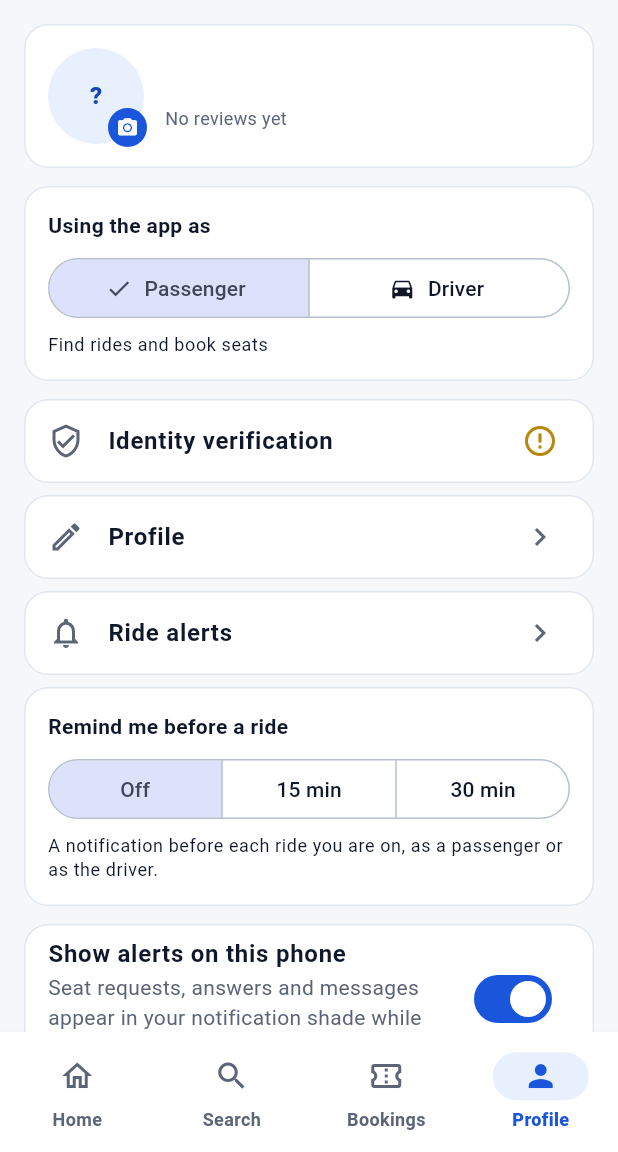
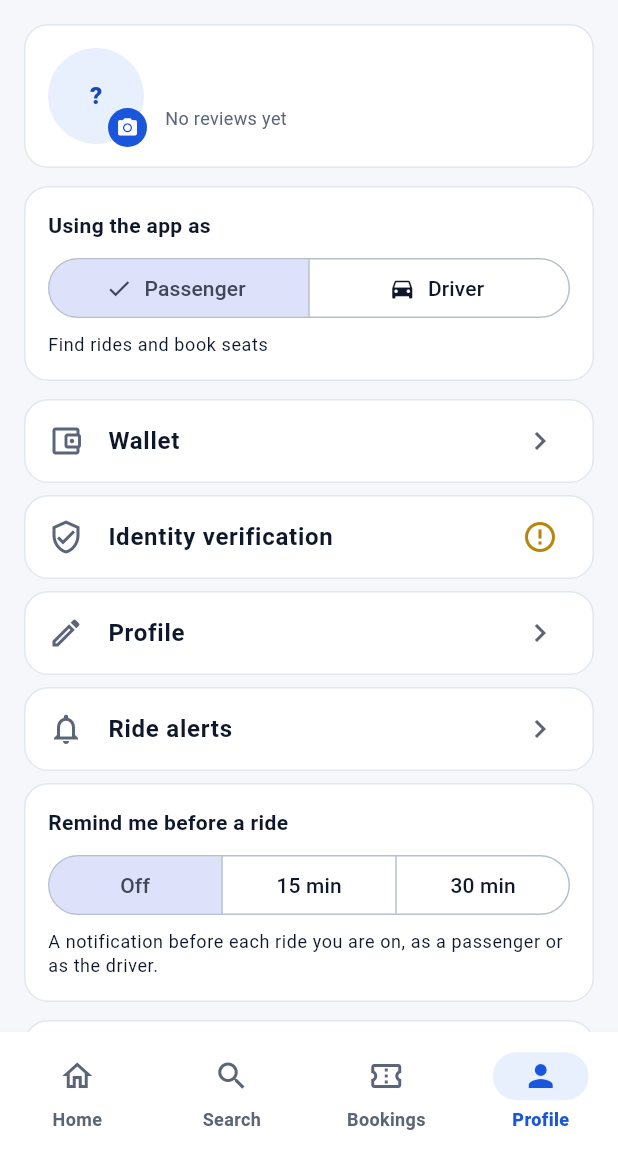
Before and after one commit to MohammedBr0/mon-customer, a Flutter app: the HomeShell screen opened directly, item 4 of the bottom bar chosen, on a phone screen of 412 x 824 dp, the part 84-1236 px from its top. Run offline on Flutter 3.47's test engine with Material 3 defaults, Android fonts, the phone set to English and light mode, and no system bars; our stand-ins replace flutter_local_notifications, flutter_secure_storage, geolocator, google_maps_flutter, image_picker, timezone; accounts and stored records are empty; network calls fail.

```diff
--- a/mobile/lib/core/api.dart
+++ b/mobile/lib/core/api.dart
@@ -150,9 +150,9 @@ class Api {
     return (made: parse(data['made']), received: parse(data['received']));
   }
 
-  Future<Booking> book(int tripId, {required int seats, List<String> days = const [], String? note, Place? pickup}) async {
+  Future<Booking> book(int tripId, {required int seats, List<String> days = const [], String? note, Place? pickup, String paymentMethod = 'cash'}) async {
     final data = await _send('POST', '/itineraries/$tripId/bookings', body: {
-      'booking': {'seats': seats, if (days.isNotEmpty) 'ride_dates': days, if (note != null && note.isNotEmpty) 'note': note, if (pickup != null) 'pickup': {'lat': pickup.lat, 'lng': pickup.lng, 'label': pickup.name}}
+      'booking': {'payment_method': paymentMethod, 'seats': seats, if (days.isNotEmpty) 'ride_dates': days, if (note != null && note.isNotEmpty) 'note': note, if (pickup != null) 'pickup': {'lat': pickup.lat, 'lng': pickup.lng, 'label': pickup.name}}
     });
     return Booking.fromJson(Map<String, dynamic>.from(data['booking'] as Map));
   }
@@ -163,6 +163,8 @@ class Api {
   Future<Booking> confirm(int id) => _bookingAction(id, 'confirm');
   Future<Booking> decline(int id) => _bookingAction(id, 'decline');
   Future<Booking> cancelBooking(int id) => _bookingAction(id, 'cancel');
+  /// The passenger says the ride went well, which pays the driver straight away.
+  Future<Booking> completeRide(int id) => _bookingAction(id, 'complete');
   Future<Booking> skipDate(int id, String isoDay) => _bookingAction(id, 'skip_date', {'date': isoDay});
 
   Future<void> review(int bookingId, int rating, String comment) =>
@@ -275,4 +277,24 @@ class Api {
   Future<void> sendLocation(int id, double lat, double lng, {double? heading}) => _send('POST', '/itineraries/$id/location', body: {'lat': lat, 'lng': lng, 'heading': ?heading});
   Future<LiveState> finishTrip(int id) async => _live(await _send('POST', '/itineraries/$id/finish'));
   Future<LiveState> liveTrip(int id) async => _live(await _send('GET', '/itineraries/$id/live'));
+
+  // ---- wallet ----
+  Future<({WalletBalance balance, List<WalletEntry> entries, List<Withdrawal> withdrawals, bool last})> wallet({int page = 1}) async {
+    final data = await _send('GET', '/wallet', query: {'page': page});
+    return (
+      balance: WalletBalance.fromJson(Map<String, dynamic>.from(data['wallet'] as Map)),
+      entries: [for (final e in (data['entries'] as List? ?? const [])) WalletEntry.fromJson(Map<String, dynamic>.from(e as Map))],
+      withdrawals: [for (final w in (data['withdrawals'] as List? ?? const [])) Withdrawal.fromJson(Map<String, dynamic>.from(w as Map))],
+      last: (data['meta'] as Map?)?['last'] != false,
+    );
+  }
+
+  /// Starts a top-up: the payment provider sends a PIN prompt to [phone].
+  Future<Topup> startTopup({required double amount, required String provider, required String phone}) async =>
+      Topup.fromJson(Map<String, dynamic>.from((await _send('POST', '/wallet/topup', body: {'amount': amount, 'provider': provider, 'phone': phone}))['topup'] as Map));
+
+  Future<Topup> topupStatus(int id) async => Topup.fromJson(Map<String, dynamic>.from((await _send('GET', '/wallet/topups/$id'))['topup'] as Map));
+
+  Future<void> requestWithdrawal({required double amount, required String methodName, required String accountNumber, String? accountName}) =>
+      _send('POST', '/wallet/withdraw', body: {'amount': amount, 'method_name': methodName, 'account_number': accountNumber, 'account_name': ?accountName});
 }
--- a/mobile/lib/l10n/strings.dart
+++ b/mobile/lib/l10n/strings.dart
@@ -334,6 +334,63 @@ class Strings {
     'photo_updated': 'Profile photo updated.',
     'settings_not_loaded': 'Could not reach the server. Check your connection and try again.',
     'no_vehicle_fields': 'No vehicle details are needed right now.',
+    'wallet': 'Wallet',
+    'wallet_available': 'Available',
+    'wallet_held': '{amount} set aside for rides and withdrawals',
+    'wallet_off': 'Adding money is not available right now.',
+    'wallet_history': 'History',
+    'wallet_empty': 'Nothing yet. Add money to pay for rides from your wallet.',
+    'top_up': 'Add money',
+    'withdraw': 'Withdraw',
+    'withdrawals_waiting': 'Withdrawals being sent',
+    'amount': 'Amount',
+    'amount_between': 'Enter an amount between {min} and {max}',
+    'pay_with_provider': 'Pay with',
+    'paying_phone': 'Phone number to pay from',
+    'paying_phone_hint': 'A prompt asking for your PIN appears on this phone.',
+    'send_payment_prompt': 'Send payment prompt',
+    'check_your_phone': 'Check your phone',
+    'check_your_phone_hint': 'Enter your {provider} PIN on the prompt to pay {amount}. This screen updates when the payment goes through.',
+    'topup_done': '{amount} added',
+    'topup_done_hint': 'The money is in your wallet.',
+    'topup_failed': 'The payment did not go through',
+    'topup_slow': 'Still waiting',
+    'topup_slow_hint': 'We have not heard back yet. If you approved the payment, the money appears in your wallet shortly.',
+    'topup_status_failed': 'The provider could not complete it. No money was taken.',
+    'topup_status_canceled': 'The payment was cancelled.',
+    'topup_status_expired': 'The prompt timed out before it was approved.',
+    'topup_status_unauthorized': 'The PIN was not accepted.',
+    'withdraw_available': 'You can withdraw up to {amount}',
+    'send_money_to': 'Send the money to',
+    'another_account': 'Another account',
+    'payout_method': 'Bank or wallet name',
+    'withdraw_note': 'Our team sends withdrawals by hand, usually within one working day. The amount is set aside until then.',
+    'request_withdrawal': 'Request withdrawal',
+    'withdrawal_requested': 'Withdrawal requested. We will tell you when it is sent.',
+    'how_to_pay': 'How to pay',
+    'pay_cash': 'Cash to driver',
+    'pay_wallet': 'Wallet',
+    'wallet_note': 'The amount is set aside when you send the request and goes to the driver after the ride.',
+    'wallet_enough': 'Wallet balance {balance}. The amount is set aside now and goes to the driver after the ride.',
+    'wallet_short': 'Wallet balance {balance}. Add {missing} more to pay from your wallet.',
+    'pay_state_none': 'Pay the driver directly',
+    'pay_state_held': 'Paid from wallet, held until the ride is done',
+    'pay_state_released': 'Paid to the driver from wallet',
+    'pay_state_refunded': 'Returned to wallet',
+    'ride_completed': 'Ride completed',
+    'ride_completed_q': 'Confirm the ride went well? The driver is paid from your wallet straight away.',
+    'ride_confirmed': 'Thanks. The driver has been paid.',
+    'entry_topup': 'Money added',
+    'entry_hold': 'Set aside for a ride',
+    'entry_hold_release': 'Released',
+    'entry_payment': 'Paid for a ride',
+    'entry_earning': 'Earned from a ride',
+    'entry_fee': 'Service fee',
+    'entry_refund': 'Returned',
+    'entry_withdrawal_request': 'Withdrawal requested',
+    'entry_withdrawal_paid': 'Withdrawal sent',
+    'entry_withdrawal_rejected': 'Withdrawal returned',
+    'entry_adjustment': 'Adjustment',
     'messages': 'Messages',
     'no_messages': 'No messages yet.',
     'message_hint': 'Write a message',
@@ -684,6 +741,63 @@ class Strings {
     'photo_updated': 'የመገለጫ ፎቶ ተዘምኗል።',
     'settings_not_loaded': 'አገልጋዩን ማግኘት አልተቻለም። ግንኙነትዎን ይፈትሹ እና እንደገና ይሞክሩ።',
     'no_vehicle_fields': 'አሁን የተሽከርካሪ ዝርዝር አያስፈልግም።',
+    'wallet': 'ቦርሳ',
+    'wallet_available': 'ያለ ገንዘብ',
+    'wallet_held': '{amount} ለጉዞዎችና ለማውጣት ተይዟል',
+    'wallet_off': 'ገንዘብ መጨመር አሁን አይገኝም።',
+    'wallet_history': 'ታሪክ',
+    'wallet_empty': 'እስካሁን ምንም የለም። ጉዞዎችን ከቦርሳዎ ለመክፈል ገንዘብ ይጨምሩ።',
+    'top_up': 'ገንዘብ ጨምር',
+    'withdraw': 'አውጣ',
+    'withdrawals_waiting': 'በመላክ ላይ ያሉ',
+    'amount': 'መጠን',
+    'amount_between': 'ከ{min} እስከ {max} ያለ መጠን ያስገቡ',
+    'pay_with_provider': 'የሚከፍሉበት',
+    'paying_phone': 'የሚከፍሉበት ስልክ ቁጥር',
+    'paying_phone_hint': 'የሚስጥር ቁጥርዎን የሚጠይቅ መልእክት በዚህ ስልክ ላይ ይመጣል።',
+    'send_payment_prompt': 'የክፍያ ጥያቄ ላክ',
+    'check_your_phone': 'ስልክዎን ይመልከቱ',
+    'check_your_phone_hint': '{amount} ለመክፈል የ{provider} ሚስጥር ቁጥርዎን ያስገቡ። ክፍያው ሲሳካ ይህ ገጽ ይዘምናል።',
+    'topup_done': '{amount} ተጨምሯል',
+    'topup_done_hint': 'ገንዘቡ በቦርሳዎ ውስጥ ነው።',
+    'topup_failed': 'ክፍያው አልተሳካም',
+    'topup_slow': 'አሁንም በመጠባበቅ ላይ',
+    'topup_slow_hint': 'እስካሁን ምላሽ አላገኘንም። ክፍያውን ካጸደቁ ገንዘቡ በቅርቡ በቦርሳዎ ይታያል።',
+    'topup_status_failed': 'አቅራቢው ማጠናቀቅ አልቻለም። ምንም ገንዘብ አልተወሰደም።',
+    'topup_status_canceled': 'ክፍያው ተሰርዟል።',
+    'topup_status_expired': 'ጥያቄው ሳይጸድቅ ጊዜው አልፏል።',
+    'topup_status_unauthorized': 'ሚስጥር ቁጥሩ ተቀባይነት አላገኘም።',
+    'withdraw_available': 'እስከ {amount} ማውጣት ይችላሉ',
+    'send_money_to': 'ገንዘቡ የሚላክበት',
+    'another_account': 'ሌላ ሂሳብ',
+    'payout_method': 'የባንክ ወይም የቦርሳ ስም',
+    'withdraw_note': 'ቡድናችን ገንዘቡን በእጅ ይልካል፣ ብዙ ጊዜ በአንድ የሥራ ቀን ውስጥ። እስከዚያ መጠኑ ተይዞ ይቆያል።',
+    'request_withdrawal': 'ማውጣት ጠይቅ',
+    'withdrawal_requested': 'ጥያቄው ተልኳል። ሲላክ እናሳውቅዎታለን።',
+    'how_to_pay': 'የክፍያ መንገድ',
+    'pay_cash': 'ለአሽከርካሪው በጥሬ',
+    'pay_wallet': 'ቦርሳ',
+    'wallet_note': 'ጥያቄውን ሲልኩ መጠኑ ይያዛል፣ ከጉዞው በኋላ ለአሽከርካሪው ይደርሳል።',
+    'wallet_enough': 'የቦርሳ ቀሪ {balance}። መጠኑ አሁን ይያዛል፣ ከጉዞው በኋላ ለአሽከርካሪው ይደርሳል።',
+    'wallet_short': 'የቦርሳ ቀሪ {balance}። ከቦርሳ ለመክፈል {missing} ይጨምሩ።',
+    'pay_state_none': 'ለአሽከርካሪው በቀጥታ ይክፈሉ',
+    'pay_state_held': 'ከቦርሳ ተከፍሏል፣ ጉዞው እስኪጠናቀቅ ተይዟል',
+    'pay_state_released': 'ከቦርሳ ለአሽከርካሪው ተከፍሏል',
+    'pay_state_refunded': 'ወደ ቦርሳ ተመልሷል',
+    'ride_completed': 'ጉዞው ተጠናቋል',
+    'ride_completed_q': 'ጉዞው በጥሩ ሁኔታ መጠናቀቁን ያረጋግጣሉ? አሽከርካሪው ወዲያውኑ ከቦርሳዎ ይከፈላል።',
+    'ride_confirmed': 'እናመሰግናለን። አሽከርካሪው ተከፍሏል።',
+    'entry_topup': 'ገንዘብ ተጨምሯል',
+    'entry_hold': 'ለጉዞ ተይዟል',
+    'entry_hold_release': 'ተለቋል',
+    'entry_payment': 'ለጉዞ ተከፍሏል',
+    'entry_earning': 'ከጉዞ የተገኘ',
+    'entry_fee': 'የአገልግሎት ክፍያ',
+    'entry_refund': 'ተመልሷል',
+    'entry_withdrawal_request': 'ማውጣት ተጠይቋል',
+    'entry_withdrawal_paid': 'ተልኳል',
+    'entry_withdrawal_rejected': 'ተመልሷል',
+    'entry_adjustment': 'ማስተካከያ',
     'messages': 'መልእክቶች',
     'no_messages': 'ገና ምንም መልእክት የለም።',
     'message_hint': 'መልእክት ይጻፉ',
--- a/mobile/lib/models/models.dart
+++ b/mobile/lib/models/models.dart
@@ -94,7 +94,19 @@ class AppConfig {
     this.phoneVerification = false,
     this.paymentMethods = const [],
     this.suggestedPricePerKm = 0,
+    this.walletEnabled = false,
+    this.walletProviders = const [],
+    this.minTopup = 10,
+    this.maxTopup = 20000,
+    this.minWithdrawal = 100,
   });
+
+  /// Wallet payments are on when the server has a payment gateway set up.
+  final bool walletEnabled;
+  final List<String> walletProviders;
+  final double minTopup;
+  final double maxTopup;
+  final double minWithdrawal;
 
   /// The admins' starting point for a trip's price: fare per km for the whole car (0 = no suggestion).
   final double suggestedPricePerKm;
@@ -147,6 +159,11 @@ class AppConfig {
       cities: _list(j['cities'], City.fromJson),
       phoneVerification: j['phone_verification'] == true,
       suggestedPricePerKm: _d(j['suggested_price_per_km']),
+      walletEnabled: (j['wallet'] as Map?)?['enabled'] == true,
+      walletProviders: [for (final p in ((j['wallet'] as Map?)?['providers'] as List? ?? const [])) '$p'],
+      minTopup: (j['wallet'] as Map?)?['min_topup'] is num ? _d((j['wallet'] as Map)['min_topup']) : 10,
+      maxTopup: (j['wallet'] as Map?)?['max_topup'] is num ? _d((j['wallet'] as Map)['max_topup']) : 20000,
+      minWithdrawal: (j['wallet'] as Map?)?['min_withdrawal'] is num ? _d((j['wallet'] as Map)['min_withdrawal']) : 100,
       paymentMethods: _list(j['payment_methods'], PaymentOption.fromJson),
     );
   }
@@ -307,7 +324,10 @@ class Price {
 }
 
 class Booking {
-  const Booking({required this.id, required this.status, required this.seats, required this.rideDates, this.note, required this.trip, required this.passenger, required this.driver, required this.price, this.completed = false, this.reviewed, this.pickup});
+  const Booking({required this.id, required this.status, required this.seats, required this.rideDates, this.note, required this.trip, required this.passenger, required this.driver, required this.price, this.completed = false, this.reviewed, this.pickup, this.paymentMethod = 'cash', this.paymentState = 'none', this.canConfirmRide = false});
+  final String paymentMethod; // cash | wallet
+  final String paymentState; // none | held | released | refunded
+  final bool canConfirmRide; // the passenger can say the ride went well, which pays the driver now
 
   /// Where the passenger asked to be picked up (a pin), when they gave one.
   final Place? pickup;
@@ -335,6 +355,9 @@ class Booking {
         price: Price.fromJson(Map<String, dynamic>.from(j['price'] as Map)),
         completed: j['completed'] == true,
         reviewed: j['reviewed'] as bool?,
+        paymentMethod: (j['payment'] as Map?)?['method'] as String? ?? 'cash',
+        paymentState: (j['payment'] as Map?)?['state'] as String? ?? 'none',
+        canConfirmRide: (j['payment'] as Map?)?['can_confirm'] == true,
         pickup: j['pickup'] is Map && (j['pickup'] as Map)['lat'] is num
             ? Place.pin(((j['pickup'] as Map)['lat'] as num).toDouble(), ((j['pickup'] as Map)['lng'] as num).toDouble(), '${(j['pickup'] as Map)['label'] ?? ''}')
             : null,
@@ -639,3 +662,68 @@ class IdentityDoc {
   factory IdentityDoc.fromJson(Map<String, dynamic> j) =>
       IdentityDoc(kind: j['kind'] as String? ?? '', status: j['status'] as String? ?? 'missing', number: j['number'] as String?, rejectionReason: j['rejection_reason'] as String?);
 }
+
+class WalletBalance {
+  const WalletBalance({this.available = 0, this.held = 0});
+  final double available;
+  final double held;
+
+  factory WalletBalance.fromJson(Map<String, dynamic> j) => WalletBalance(available: _d(j['available']), held: _d(j['held']));
+}
+
+/// One line of wallet history.
+class WalletEntry {
+  const WalletEntry({required this.id, required this.kind, required this.availableChange, required this.heldChange, this.memo, this.createdAt});
+  final int id;
+  final String kind;
+  final double availableChange;
+  final double heldChange;
+  final String? memo;
+  final DateTime? createdAt;
+
+  factory WalletEntry.fromJson(Map<String, dynamic> j) => WalletEntry(
+        id: _i(j['id']) ?? 0,
+        kind: j['kind'] as String? ?? '',
+        availableChange: _d(j['available_change']),
+        heldChange: _d(j['held_change']),
+        memo: j['memo'] as String?,
+        createdAt: _t(j['created_at']),
+      );
+
+  /// What the person feels: money in or out of what they can spend, else money set aside or freed.
+  double get amount => availableChange != 0 ? availableChange : -heldChange;
+}
+
+/// Money being added through the payment gateway: a PIN prompt goes to the phone, then it succeeds or not.
+class Topup {
+  const Topup({required this.id, required this.amount, required this.status, this.done = false});
+  final int id;
+  final double amount;
+  final String status;
+  final bool done; // nothing more will happen to it
+
+  factory Topup.fromJson(Map<String, dynamic> j) => Topup(id: _i(j['id']) ?? 0, amount: _d(j['amount']), status: j['status'] as String? ?? 'pending', done: j['final'] == true);
+
+  bool get succeeded => status == 'success';
+}
+
+class Withdrawal {
+  const Withdrawal({required this.id, required this.amount, required this.methodName, required this.accountNumber, required this.status, this.note, this.createdAt});
+  final int id;
+  final double amount;
+  final String methodName;
+  final String accountNumber;
+  final String status; // requested | paid | rejected
+  final String? note;
+  final DateTime? createdAt;
+
+  factory Withdrawal.fromJson(Map<String, dynamic> j) => Withdrawal(
+        id: _i(j['id']) ?? 0,
+        amount: _d(j['amount']),
+        methodName: j['method_name'] as String? ?? '',
+        accountNumber: j['account_number'] as String? ?? '',
+        status: j['status'] as String? ?? 'requested',
+        note: j['note'] as String?,
+        createdAt: _t(j['created_at']),
+      );
+}
--- a/mobile/lib/screens/profile_screen.dart
+++ b/mobile/lib/screens/profile_screen.dart
@@ -13,6 +13,7 @@ import 'alerts_screen.dart';
 import 'driver_setup_screens.dart';
 import 'home_shell.dart';
 import 'trip_screen.dart';
+import 'wallet_screen.dart';
 
 class ProfileTab extends StatelessWidget {
   const ProfileTab({super.key});
@@ -71,6 +72,7 @@ class ProfileTab extends StatelessWidget {
         ),
       ),
       const SizedBox(height: 12),
+      _Tile(Icons.account_balance_wallet_outlined, context.t('wallet'), () => push(const WalletScreen())),
       _Tile(Icons.verified_user_outlined, context.t('identity_title'), () => push(const IdentityScreen()), warn: !user.verified || (user.appMode == 'driver' && !user.licenceVerified)),
       _Tile(Icons.edit_outlined, context.t('profile'), () => push(const ProfileFormScreen())),
       if (user.appMode == 'driver') ...[
```
Also changed, not shown: mobile/lib/screens/trip_screen.dart (+84 -1 lines), mobile/lib/screens/wallet_screen.dart (added, +393 -0 lines), 1 other file.
